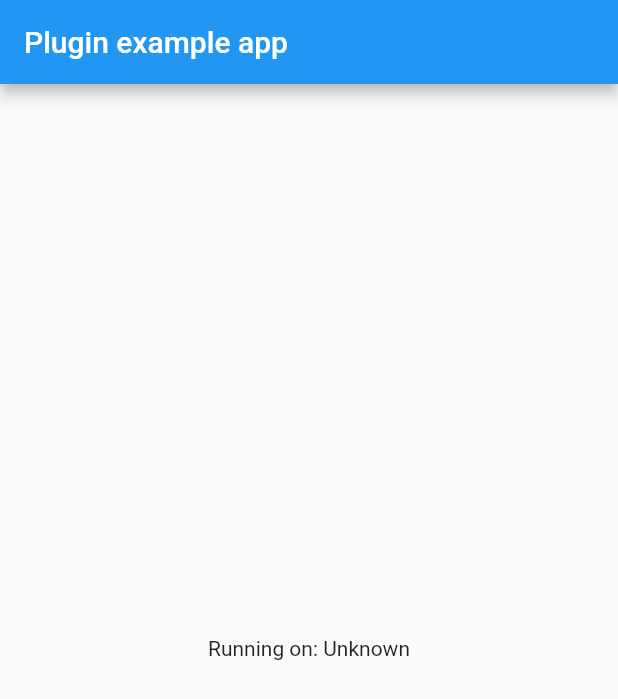
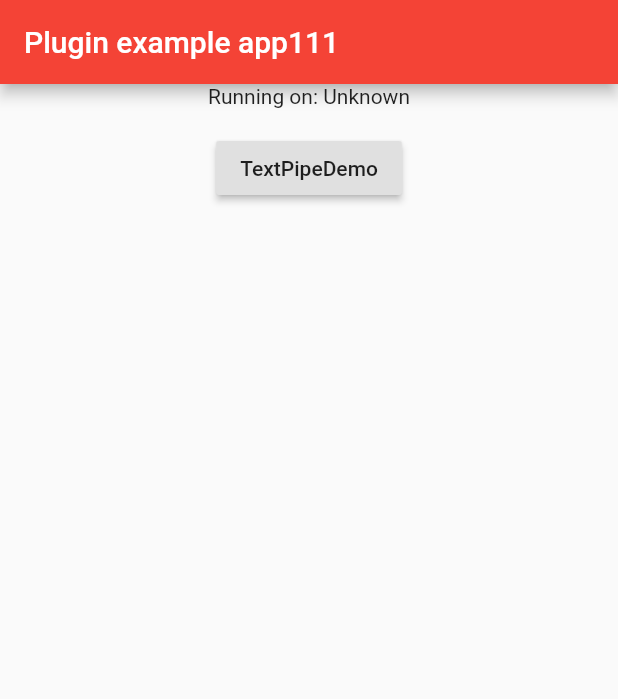
Before and after one commit to taojigu/learn_plujgin, a Flutter app: the screen it shows after launch, on a phone screen of 412 x 824 dp. Shown: the top 699 px of the screen. Run offline on Flutter 3.47's test engine with Material 2 defaults, Android fonts, the phone set to English and light mode, and no system bars.

Commit message:
find Plugin not work

```diff
--- a/example/lib/main.dart
+++ b/example/lib/main.dart
@@ -3,6 +3,7 @@ import 'dart:async';
 
 import 'package:flutter/services.dart';
 import 'package:learn_plugin/learn_plugin.dart';
+import 'package:learn_plugin/pipe_plugin.dart';
 
 void main() => runApp(MyApp());
 
@@ -45,10 +46,23 @@ class _MyAppState extends State<MyApp> {
     return MaterialApp(
       home: Scaffold(
         appBar: AppBar(
-          title: const Text('Plugin example app'),
+          title: const Text('Plugin example app111'),
+          backgroundColor: Colors.red,
         ),
         body: Center(
-          child: Text('Running on: $_platformVersion\n'),
+          child:Column(
+            children: <Widget>[
+              Text('Running on: $_platformVersion\n'),
+              RaisedButton(
+                child: Text('TextPipeDemo'),
+                onPressed: (){
+                  PipePlugin ppl =PipePlugin();
+                  ppl.sendString('Text from main.dart');
+                },
+              )
+            ],
+          )
+
         ),
       ),
     );
--- a/lib/learn_plugin.dart
+++ b/lib/learn_plugin.dart
@@ -1,5 +1,4 @@
 import 'dart:async';
-
 import 'package:flutter/services.dart';
 
 class LearnPlugin {
--- /dev/null
+++ b/lib/pipe_plugin.dart
@@ -0,0 +1,26 @@
+
+import 'package:flutter/services.dart';
+
+class PipePlugin {
+  static const MethodChannel _channel =
+      const MethodChannel('com.gujitao.pipePlugin');
+  EventChannel _eventChannel = EventChannel('com.gujitao.pipePlugin.eventChannel');
+
+  PipePlugin() {
+    _eventChannel.receiveBroadcastStream(12345).listen(_onEvent,onError:_onError);
+  }
+
+
+  void sendString(String text) async{
+    var param = {'text':text};
+    await _channel.invokeMethod('sendString',param);
+    return;
+  }
+
+  void _onEvent(Object object) {
+      print('receive object $object');
+  }
+  void _onError(Object object) {
+      print('receive error $object');
+  }
+}
```
Also changed, not shown: 19 other files.
